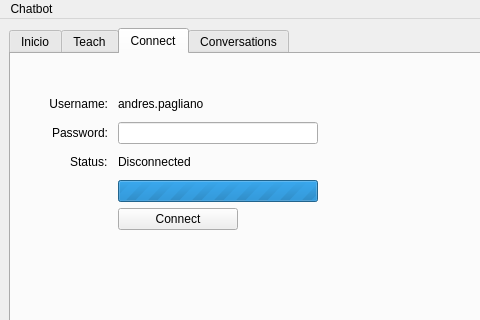
Qt form src/main-project/front-end/mainwindow.ui (lvklabs/chatbot) before a commit; both pictures show x 0 to 480 and y 0 to 320 of the 1024 by 600 pixel window.
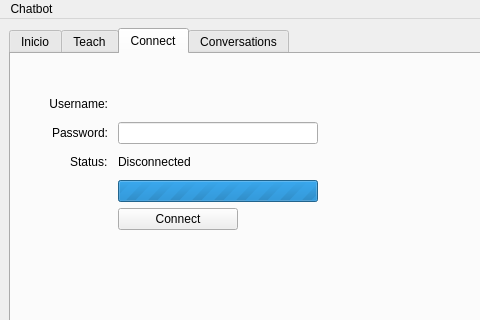
The same form after that commit. Icons and pictures are not drawn. Custom widgets are drawn as their Qt base class.

Commit message: Localized strings

The edit to the form file:
```diff
--- a/src/main-project/front-end/mainwindow.ui
+++ b/src/main-project/front-end/mainwindow.ui
@@ -503,7 +503,7 @@
                  <item>
                   <widget class="QLabel" name="curUsernameLabel">
                    <property name="text">
-                    <string>andres.pagliano</string>
+                    <string/>
                    </property>
                    <property name="textFormat">
                     <enum>Qt::RichText</enum>
```
The commit also changes 2 other files.
